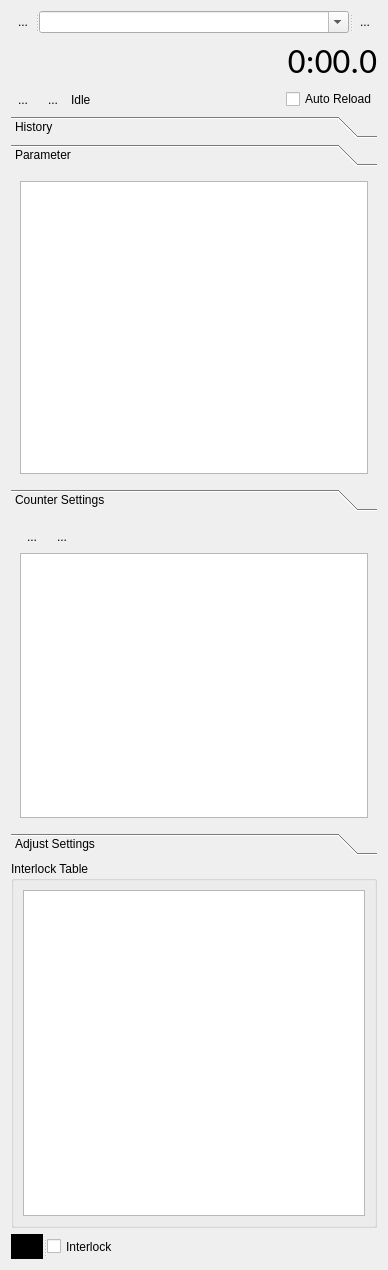
Qt form ui/AutoLoad.ui (pyIonControl/IonControl) before a commit.
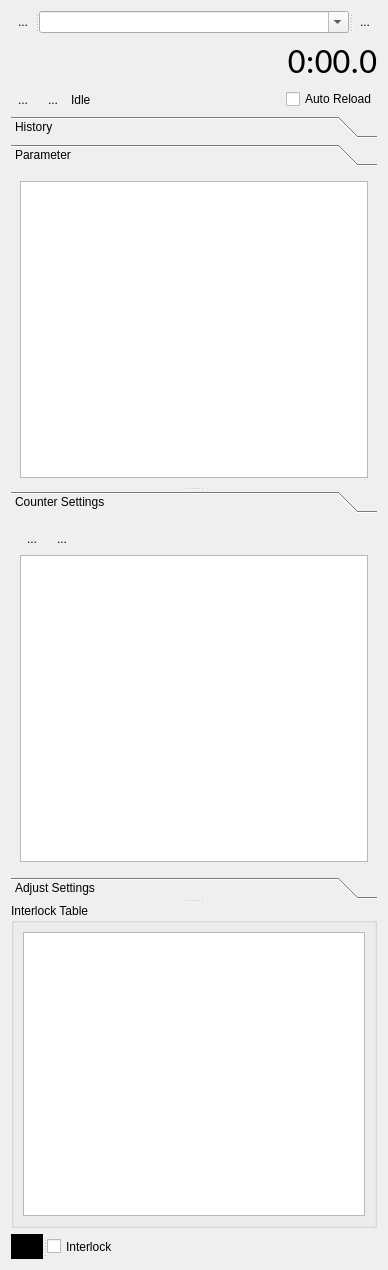
The same form after that commit. The open tabs and pages were chosen to show the change. Icons and pictures are not drawn. Custom widgets are drawn as their Qt base class.

Commit message: added splitter to autoloader toolboxes

What changed in the file:
```diff
--- a/ui/AutoLoad.ui
+++ b/ui/AutoLoad.ui
@@ -132,6 +132,10 @@
     </layout>
    </item>
    <item>
+    <widget class="QSplitter" name="splitter">
+     <property name="orientation">
+      <enum>Qt::Vertical</enum>
+     </property>
     <widget class="QToolBox" name="toolBox">
      <property name="currentIndex">
       <number>1</number>
@@ -160,7 +164,7 @@
         <x>0</x>
         <y>0</y>
         <width>370</width>
-        <height>314</height>
+         <height>319</height>
        </rect>
       </property>
       <attribute name="label">
@@ -182,8 +186,6 @@
       </layout>
      </widget>
     </widget>
-   </item>
-   <item>
     <widget class="QToolBox" name="toolBox_2">
      <property name="currentIndex">
       <number>1</number>
@@ -194,7 +196,7 @@
         <x>0</x>
         <y>0</y>
         <width>370</width>
-        <height>313</height>
+         <height>360</height>
        </rect>
       </property>
       <attribute name="label">
@@ -315,8 +317,6 @@
       </layout>
      </widget>
     </widget>
-   </item>
-   <item>
     <widget class="QGroupBox" name="interlockGroupBox">
      <property name="title">
       <string>Interlock Table</string>
@@ -326,6 +326,7 @@
        <widget class="QTableView" name="interlockTableView"/>
       </item>
      </layout>
+     </widget>
     </widget>
    </item>
    <item>
```
Left out of the diff: 6 changed lines with no effect on the pictures. Lines whose indentation alone changed are shown as unchanged.
